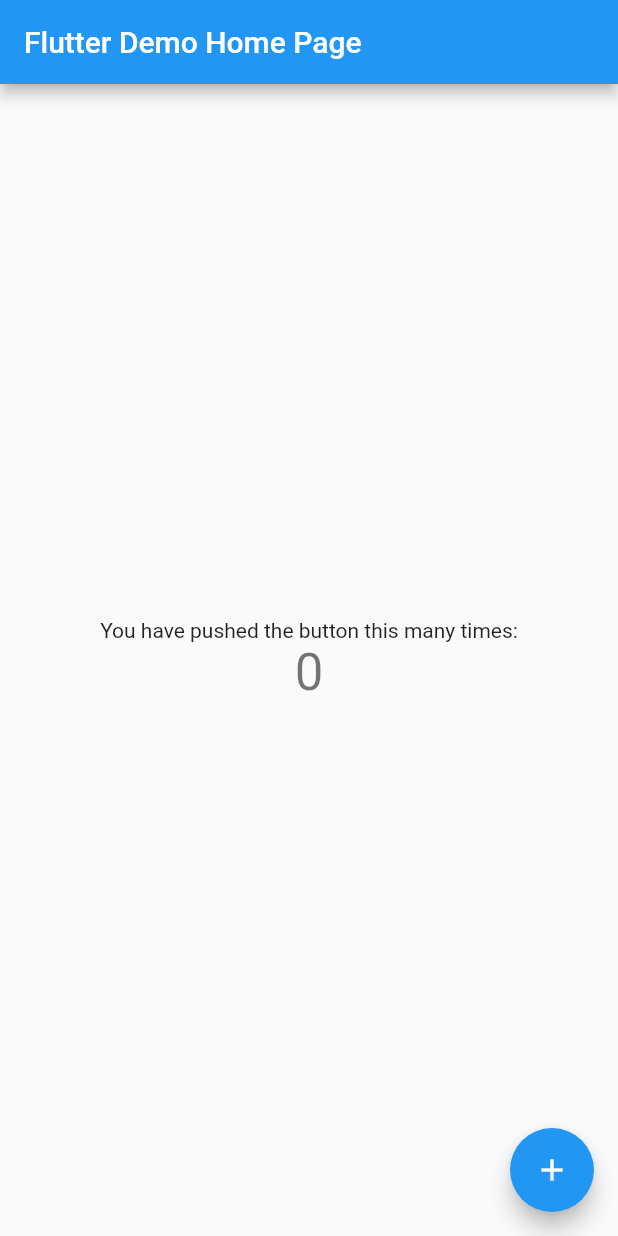
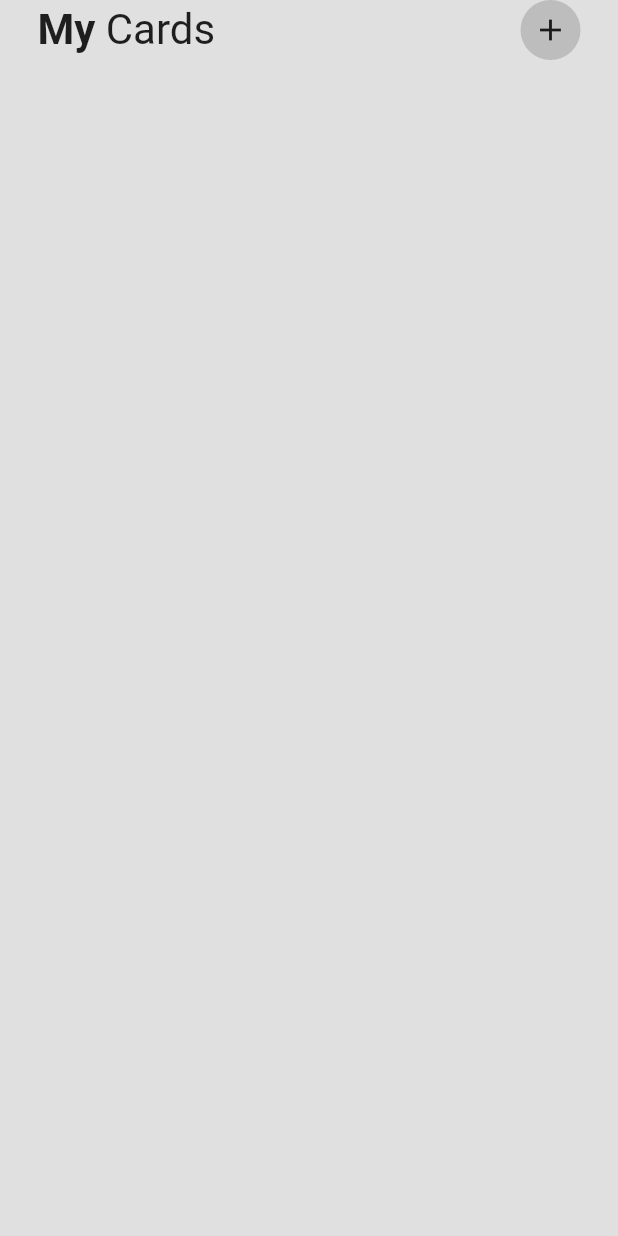
Before and after one commit to c-kiplimo/Wallet_App_Ui, a Flutter app: the screen it shows after launch, on a phone screen of 412 x 824 dp. Run offline on Flutter 3.47's test engine with Material 2 defaults, Android fonts, the phone set to English and light mode, and no system bars.

Commit message:
feat:text plus

```diff
--- a/lib/main.dart
+++ b/lib/main.dart
@@ -1,4 +1,5 @@
 import 'package:flutter/material.dart';
+import 'package:wallet_ui/pages/home_page.dart';
 
 void main() {
   runApp(const MyApp());
@@ -11,105 +12,8 @@ class MyApp extends StatelessWidget {
   @override
   Widget build(BuildContext context) {
     return MaterialApp(
-      title: 'Flutter Demo',
-      theme: ThemeData(
-        // This is the theme of your application.
-        //
-        // Try running your application with "flutter run". You'll see the
-        // application has a blue toolbar. Then, without quitting the app, try
-        // changing the primarySwatch below to Colors.green and then invoke
-        // "hot reload" (press "r" in the console where you ran "flutter run",
-        // or simply save your changes to "hot reload" in a Flutter IDE).
-        // Notice that the counter didn't reset back to zero; the application
-        // is not restarted.
-        primarySwatch: Colors.blue,
-      ),
-      home: const MyHomePage(title: 'Flutter Demo Home Page'),
+      debugShowCheckedModeBanner: false,
+      home: HomePage(),
     );
   }
 }
-
-class MyHomePage extends StatefulWidget {
-  const MyHomePage({super.key, required this.title});
-
-  // This widget is the home page of your application. It is stateful, meaning
-  // that it has a State object (defined below) that contains fields that affect
-  // how it looks.
-
-  // This class is the configuration for the state. It holds the values (in this
-  // case the title) provided by the parent (in this case the App widget) and
-  // used by the build method of the State. Fields in a Widget subclass are
-  // always marked "final".
-
-  final String title;
-
-  @override
-  State<MyHomePage> createState() => _MyHomePageState();
-}
-
-class _MyHomePageState extends State<MyHomePage> {
-  int _counter = 0;
-
-  void _incrementCounter() {
-    setState(() {
-      // This call to setState tells the Flutter framework that something has
-      // changed in this State, which causes it to rerun the build method below
-      // so that the display can reflect the updated values. If we changed
-      // _counter without calling setState(), then the build method would not be
-      // called again, and so nothing would appear to happen.
-      _counter++;
-    });
-  }
-
-  @override
-  Widget build(BuildContext context) {
-    // This method is rerun every time setState is called, for instance as done
-    // by the _incrementCounter method above.
-    //
-    // The Flutter framework has been optimized to make rerunning build methods
-    // fast, so that you can just rebuild anything that needs updating rather
-    // than having to individually change instances of widgets.
-    return Scaffold(
-      appBar: AppBar(
-        // Here we take the value from the MyHomePage object that was created by
-        // the App.build method, and use it to set our appbar title.
-        title: Text(widget.title),
-      ),
-      body: Center(
-        // Center is a layout widget. It takes a single child and positions it
-        // in the middle of the parent.
-        child: Column(
-          // Column is also a layout widget. It takes a list of children and
-          // arranges them vertically. By default, it sizes itself to fit its
-          // children horizontally, and tries to be as tall as its parent.
-          //
-          // Invoke "debug painting" (press "p" in the console, choose the
-          // "Toggle Debug Paint" action from the Flutter Inspector in Android
-          // Studio, or the "Toggle Debug Paint" command in Visual Studio Code)
-          // to see the wireframe for each widget.
-          //
-          // Column has various properties to control how it sizes itself and
-          // how it positions its children. Here we use mainAxisAlignment to
-          // center the children vertically; the main axis here is the vertical
-          // axis because Columns are vertical (the cross axis would be
-          // horizontal).
-          mainAxisAlignment: MainAxisAlignment.center,
-          children: <Widget>[
-            const Text(
-              'You have pushed the button this many times:',
-            ),
-            Text(
-              '$_counter',
-              style: Theme.of(context).textTheme.headlineMedium,
-            ),
-          ],
-        ),
-      ),
-      floatingActionButton: FloatingActionButton(
-        onPressed: _incrementCounter,
-        tooltip: 'Increment',
-        child: const Icon(Icons.add),
-      ), // This trailing comma makes auto-formatting nicer for build methods.
-    );
-  }
-}
--- /dev/null
+++ b/lib/pages/home_page.dart
@@ -0,0 +1,61 @@
+// ignore_for_file: prefer_const_literals_to_create_immutables, prefer_const_constructors, duplicate_ignore
+
+import 'package:flutter/material.dart';
+
+class HomePage extends StatefulWidget {
+  const HomePage({super.key});
+
+  @override
+  State<HomePage> createState() => _HomePageState();
+}
+
+class _HomePageState extends State<HomePage> {
+  @override
+  Widget build(BuildContext context) {
+    return Scaffold(
+      backgroundColor: Colors.grey[300],
+      body: SafeArea(
+        child: Column(children: [
+          //app bar
+          Padding(
+            padding: const EdgeInsets.symmetric(horizontal: 25.0),
+            child: Row(
+              mainAxisAlignment: MainAxisAlignment.spaceBetween,
+              children: [
+                Row(
+                  children: [
+                    // ignore: prefer_const_constructors
+                    Text(
+                      'My',
+                      // ignore: prefer_const_constructors
+                      style:
+                          TextStyle(fontSize: 28, fontWeight: FontWeight.bold),
+                    ),
+                    Text(
+                      ' Cards',
+                      // ignore: prefer_const_constructors
+                      style: TextStyle(fontSize: 28),
+                    ),
+                  ],
+                ),
+
+                //plus
+                Container(
+                    padding: EdgeInsets.all(8),
+                    decoration: BoxDecoration(
+                        color: Colors.grey[400], shape: BoxShape.circle),
+                    child: Icon(Icons.add)),
+              ],
+            ),
+          )
+
+          //cards
+
+          //3 buttons
+
+          //column -> stats + transaction
+        ]),
+      ),
+    );
+  }
+}
```
